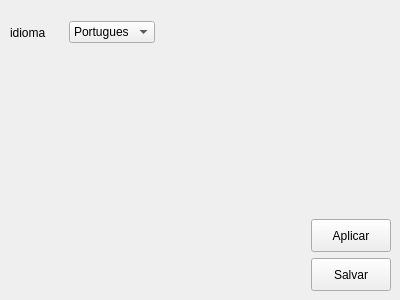
KoTzJr/puc-grade-calculator, file option.ui: the form before one commit.
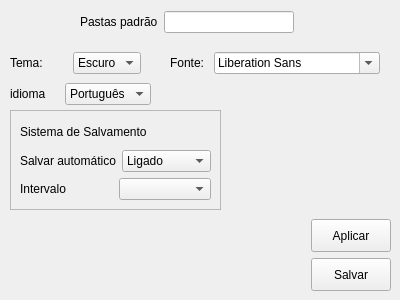
The form after the commit.

Commit message:
Refactor class names and enhance language and file management
Renamed several classes for consistency (e.g., system_nota to GradeSystem, _ui_ to ui_controller, idioma_ui to LanguageUI). Improved language support in idioma.json and LanguageUI, including new translation keys and dynamic UI updates. Enhanced file management with initialization and null-checking for config files. Updated MainWindow and option UI logic to use new enums and class names, and improved save/load logic. Adjusted UI layouts and styles for better usability and consistency.

```diff
--- a/option.ui
+++ b/option.ui
@@ -42,9 +42,9 @@
        <property name="geometry">
         <rect>
          <x>10</x>
-         <y>20</y>
-         <width>145</width>
-         <height>25</height>
+         <y>80</y>
+         <width>141</width>
+         <height>28</height>
         </rect>
        </property>
        <layout class="QHBoxLayout" name="horizontalLayout">
@@ -59,7 +59,7 @@
          <widget class="QComboBox" name="comboBox">
           <item>
            <property name="text">
-            <string>Portugues</string>
+            <string>Português</string>
            </property>
           </item>
           <item>
@@ -71,6 +71,147 @@
         </item>
        </layout>
       </widget>
+      <widget class="QWidget" name="layoutWidget">
+       <property name="geometry">
+        <rect>
+         <x>10</x>
+         <y>50</y>
+         <width>131</width>
+         <height>26</height>
+        </rect>
+       </property>
+       <layout class="QHBoxLayout" name="horizontalLayout_2">
+        <item>
+         <widget class="QLabel" name="label_tema">
+          <property name="text">
+           <string>Tema:</string>
+          </property>
+         </widget>
+        </item>
+        <item>
+         <widget class="QComboBox" name="Combox_tema">
+          <item>
+           <property name="text">
+            <string>Escuro</string>
+           </property>
+          </item>
+          <item>
+           <property name="text">
+            <string>Claro</string>
+           </property>
+          </item>
+         </widget>
+        </item>
+       </layout>
+      </widget>
+      <widget class="QFrame" name="frame_3">
+       <property name="geometry">
+        <rect>
+         <x>10</x>
+         <y>110</y>
+         <width>211</width>
+         <height>100</height>
+        </rect>
+       </property>
+       <property name="frameShape">
+        <enum>QFrame::Shape::StyledPanel</enum>
+       </property>
+       <property name="frameShadow">
+        <enum>QFrame::Shadow::Raised</enum>
+       </property>
+       <layout class="QVBoxLayout" name="verticalLayout_3">
+        <item>
+         <widget class="QLabel" name="label_info_save">
+          <property name="text">
+           <string>Sistema de Salvamento</string>
+          </property>
+         </widget>
+        </item>
+        <item>
+         <layout class="QHBoxLayout" name="horizontalLayout_3">
+          <item>
+           <widget class="QLabel" name="label_save_auto">
+            <property name="text">
+             <string>Salvar automático</string>
+            </property>
+           </widget>
+          </item>
+          <item>
+           <widget class="QComboBox" name="combox_save_auto">
+            <item>
+             <property name="text">
+              <string>Ligado</string>
+             </property>
+            </item>
+            <item>
+             <property name="text">
+              <string>Desligado</string>
+             </property>
+            </item>
+           </widget>
+          </item>
+         </layout>
+        </item>
+        <item>
+         <layout class="QHBoxLayout" name="horizontalLayout_4">
+          <item>
+           <widget class="QLabel" name="label_intervalo">
+            <property name="text">
+             <string>Intervalo</string>
+            </property>
+           </widget>
+          </item>
+          <item>
+           <widget class="QComboBox" name="comboBox_intervalo_time"/>
+          </item>
+         </layout>
+        </item>
+       </layout>
+      </widget>
+      <widget class="QWidget" name="layoutWidget">
+       <property name="geometry">
+        <rect>
+         <x>80</x>
+         <y>10</y>
+         <width>214</width>
+         <height>24</height>
+        </rect>
+       </property>
+       <layout class="QHBoxLayout" name="horizontalLayout_5">
+        <item>
+         <widget class="QLabel" name="label_3">
+          <property name="text">
+           <string>Pastas padrão</string>
+          </property>
+         </widget>
+        </item>
+        <item>
+         <widget class="QLineEdit" name="lineEdit"/>
+        </item>
+       </layout>
+      </widget>
+      <widget class="QWidget" name="layoutWidget">
+       <property name="geometry">
+        <rect>
+         <x>170</x>
+         <y>50</y>
+         <width>210</width>
+         <height>26</height>
+        </rect>
+       </property>
+       <layout class="QHBoxLayout" name="horizontalLayout_6">
+        <item>
+         <widget class="QLabel" name="label_fonte">
+          <property name="text">
+           <string>Fonte: </string>
+          </property>
+         </widget>
+        </item>
+        <item>
+         <widget class="QFontComboBox" name="fontComboBox"/>
+        </item>
+       </layout>
+      </widget>
      </widget>
     </item>
     <item alignment="Qt::AlignmentFlag::AlignRight">
```
The commit also changes 17 other files.
